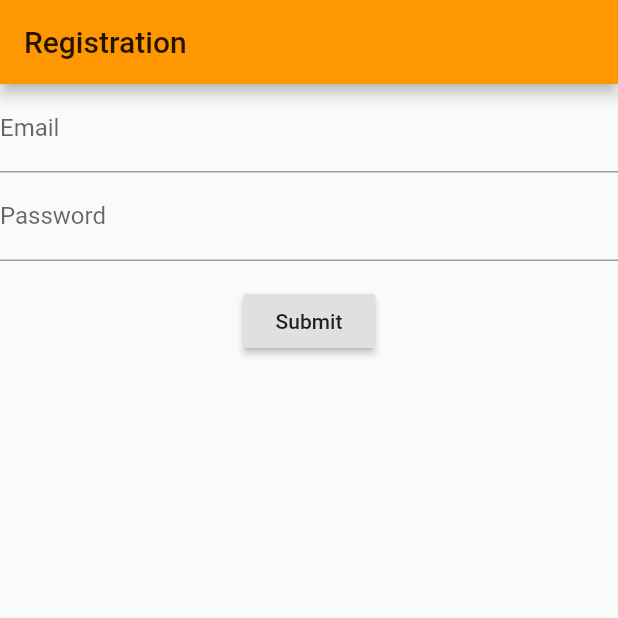
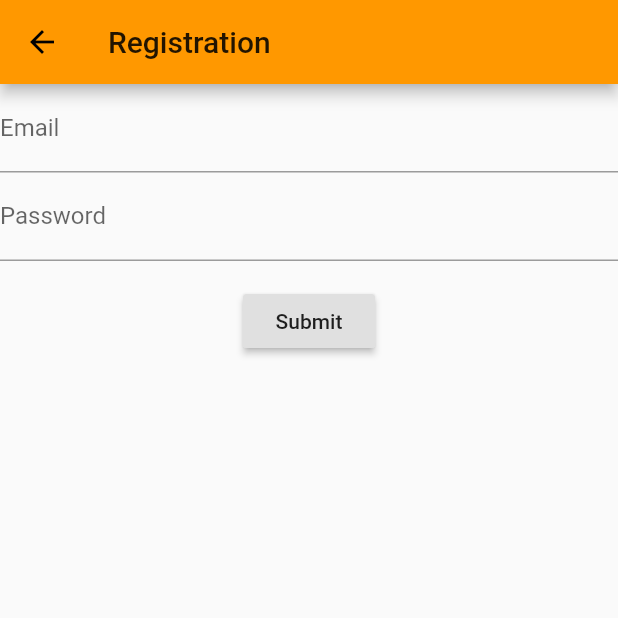
Before and after one commit to Gundobad/expenses, a Flutter app: the screen it shows after launch, after a tap on "Sign in", after a tap on "Don't have an account? Sign up here!", on a phone screen of 412 x 824 dp, the top half of it. Run offline on Flutter 3.47's test engine with Material 2 defaults, Android fonts, the phone set to English and light mode, and no system bars; our stand-ins replace firebase_auth; missing offline and left inert: grpc, protobuf; accounts and stored records are empty.

Commit message:
Cleaned registration interaction

```diff
--- a/ui/lib/main.dart
+++ b/ui/lib/main.dart
@@ -274,14 +274,12 @@ class _EmailPasswordFormState extends State<_EmailPasswordForm> {
                       ),
                     ),
                     SizedBox(height: 20),
-                    // https://stackoverflow.com/a/56040244
+                    // Why InkWell? https://stackoverflow.com/a/56040244
                     InkWell(
                         onTap: () {
-                          Navigator.pushReplacement(
-                              context,
-                              new MaterialPageRoute(
-                                  builder: (BuildContext context) =>
-                                      new RegisterPage()));
+                          Navigator.push(
+            context,
+            MaterialPageRoute(builder: (context) => RegisterPage()));
                         },
                         child: new Container(
                           alignment: Alignment.center,
@@ -384,7 +382,7 @@ class RegisterPageState extends State<RegisterPage> {
               padding: const EdgeInsets.symmetric(vertical: 16.0),
               alignment: Alignment.center,
               child: RaisedButton(
-                onPressed: () async {
+                onPressed: (_success == true)? null: () async {
                   if (_formKey.currentState.validate()) {
                     _register();
                   }
@@ -397,10 +395,20 @@ class RegisterPageState extends State<RegisterPage> {
               child: Text(_success == null
                   ? ''
                   : (_success
-                      // TODO: provide button to g back to sign up page
                       ? 'Successfully registered ' + _userEmail
                       : 'Registration failed')),
-            )
+            ),
+            Container(
+              alignment: Alignment.center,
+              child: (_success == null || _success == false)
+                  ? null
+                  : RaisedButton(
+                onPressed: () {
+                  Navigator.pop(context);
+                },
+                child: const Text('> Sign in page'),
+              ),
+            ),
           ],
         ),
       ),
```
